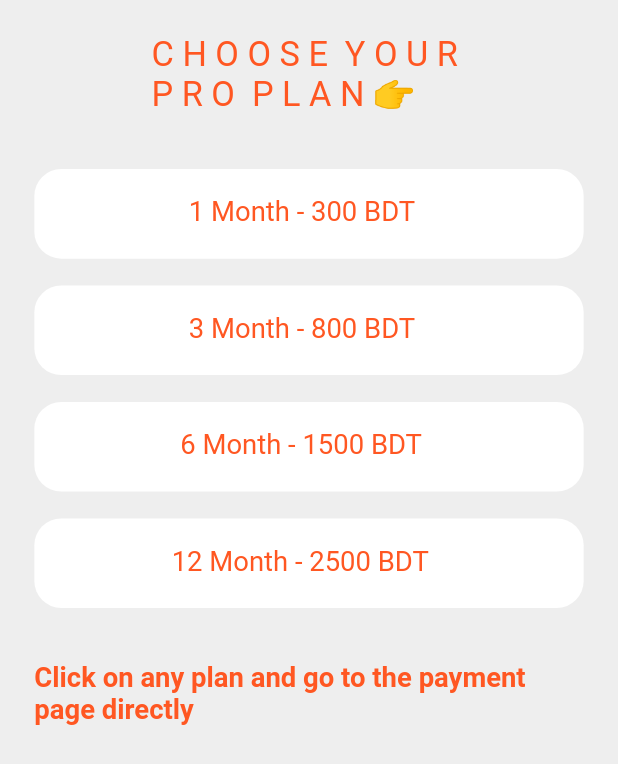
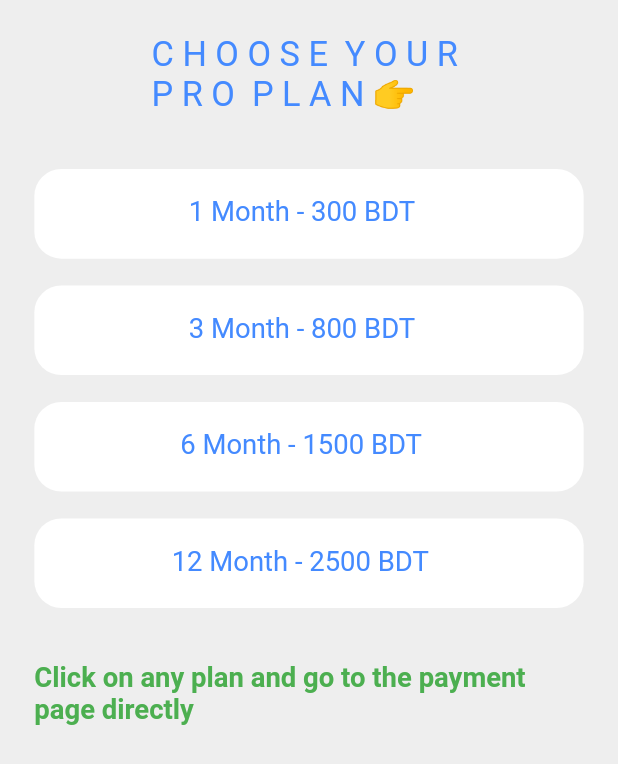
Before and after one commit to Md-Shadiuzzaman-Khan/Health-Tracker, a Flutter app: the Nav screen opened directly, item 4 of the bottom bar chosen, after a tap on "Be a Pro User", on a phone screen of 412 x 824 dp. Shown: the top 764 px of the screen. Run offline on Flutter 3.47's test engine with Material 2 defaults, Android fonts, the light colour scheme and no system bars; our stand-ins replace dot_navigation_bar, flutter_screenutil, flutter_svg, font_awesome_flutter, percent_indicator, smooth_page_indicator; network calls fail.

Commit message:
Initial commit

```diff
--- a/lib/main.dart
+++ b/lib/main.dart
@@ -9,7 +9,6 @@ void main() {
 class MyApp extends StatelessWidget {
   const MyApp({super.key});
 
-  // This widget is the root of your application.
   @override
   Widget build(BuildContext context) {
     return ScreenUtilInit(
--- a/lib/screens/daily_summary_screens/app_bar.dart
+++ b/lib/screens/daily_summary_screens/app_bar.dart
@@ -22,7 +22,7 @@ class DailySummaryDetailScreenAppBar extends StatelessWidget {
                 height: 40.w,
                 width: 40.w,
                 decoration: BoxDecoration(
-                    color: Colors.deepOrange,
+                    color: Colors.blueAccent,
                     borderRadius: BorderRadius.circular(15.w)
                 ),
                 child: Center(
--- a/lib/screens/main_pages/appbar.dart
+++ b/lib/screens/main_pages/appbar.dart
@@ -23,7 +23,7 @@ class HomeScreenAppBar extends StatelessWidget {
                 Text(
                   'Today',
                   style: TextStyle(
-                      color: Colors.deepOrange,
+                      color: Colors.blueAccent,
                       fontSize: 14.sp,
                       fontWeight: FontWeight.bold
                   ),
@@ -32,7 +32,7 @@ class HomeScreenAppBar extends StatelessWidget {
                 Text(
                   'Tue, 4 April',
                   style: TextStyle(
-                      color: Colors.deepOrange,
+                      color: Colors.blueAccent,
                       fontSize: 16.sp,
                       fontWeight: FontWeight.bold
                   ),
--- a/lib/screens/main_pages/bottom_bar.dart
+++ b/lib/screens/main_pages/bottom_bar.dart
@@ -37,7 +37,7 @@ class _NavState extends State < Nav > {
       bottomNavigationBar: DotNavigationBar(
         currentIndex: _currentIndex,
         onTap: changePage,
-        dotIndicatorColor: _currentIndex == 0 ? Colors.green : Colors.green,
+        dotIndicatorColor: _currentIndex == 0 ? Colors.deepOrange : Colors.deepOrange,
         borderRadius: 0,
         backgroundColor: Colors.white,
         enablePaddingAnimation: true,
@@ -49,7 +49,7 @@ class _NavState extends State < Nav > {
                 FontAwesomeIcons.house,
                 size: 20.sp,
               ),
-              selectedColor: Colors.deepOrange,
+              selectedColor: Colors.blueAccent,
               unselectedColor: Colors.grey
           ),
           DotNavigationBarItem(
@@ -57,7 +57,7 @@ class _NavState extends State < Nav > {
                 FontAwesomeIcons.chartLine,
                 size: 20.sp,
               ),
-              selectedColor: Colors.deepOrange,
+              selectedColor: Colors.blueAccent,
               unselectedColor: Colors.grey,
           ),
           DotNavigationBarItem(
@@ -65,7 +65,7 @@ class _NavState extends State < Nav > {
                 FontAwesomeIcons.productHunt,
                 size: 20.sp,
               ),
-              selectedColor: Colors.deepOrange,
+              selectedColor: Colors.blueAccent,
               unselectedColor: Colors.grey,
           ),
           DotNavigationBarItem(
@@ -73,7 +73,7 @@ class _NavState extends State < Nav > {
                 FontAwesomeIcons.user,
                 size: 20.sp,
               ),
-              selectedColor: Colors.deepOrange,
+              selectedColor: Colors.blueAccent,
               unselectedColor: Colors.grey,
           ),
         ],
--- a/lib/screens/main_pages/daily_calorie_stat.dart
+++ b/lib/screens/main_pages/daily_calorie_stat.dart
@@ -22,7 +22,7 @@ class DailyCalorieStat extends StatelessWidget {
                   FontAwesomeIcons.pizzaSlice,
                   color: Colors.deepOrange,
                 ),
-                progressColor: Colors.orange[900],
+                progressColor: Colors.blue[900],
                 value: 500,
                 progressPercent: 0.4
             ),
@@ -33,7 +33,7 @@ class DailyCalorieStat extends StatelessWidget {
                   FontAwesomeIcons.fire,
                   color: Colors.red,
                 ),
-                progressColor: Colors.red[900],
+                progressColor: Colors.blue[900],
                 value: 700,
                 progressPercent: 0.7
             ),
--- a/lib/screens/main_pages/daily_summary.dart
+++ b/lib/screens/main_pages/daily_summary.dart
@@ -22,7 +22,7 @@ class DailySummary extends StatelessWidget {
           child: Container(
             padding: EdgeInsets.all(18.w),
             decoration: BoxDecoration(
-              color: Colors.deepOrange,
+              color: Colors.blue[700],
               borderRadius: BorderRadius.circular(30.h),
             ),
             child: Row(
@@ -51,7 +51,7 @@ Widget _circleProgress() {
           child: CircularProgressIndicator(
             strokeWidth: 9.w,
             value: 0.6,
-            backgroundColor: Colors.orangeAccent,
+            backgroundColor: Colors.blue[300],
             valueColor: AlwaysStoppedAnimation < Color > (Colors.white),
           ),
         ),
@@ -63,12 +63,12 @@ Widget _circleProgress() {
             margin: EdgeInsets.all(13.w),
             decoration: BoxDecoration(
               shape: BoxShape.circle,
-              border: Border.all(color: Colors.orangeAccent, width: 9.w),
+              border: Border.all(color: Colors.blue, width: 9.w),
             ),
             child: Container(
               decoration: BoxDecoration(
                 shape: BoxShape.circle,
-                color: Colors.orange,
+                color: Colors.blue,
               ),
               child: Container(
                 margin: EdgeInsets.all(22.w),
@@ -147,7 +147,7 @@ Widget _macronutrientsTile({
           barRadius: Radius.circular(3.w),
           progressColor: Colors.white,
           padding: EdgeInsets.zero,
-          backgroundColor: Colors.orangeAccent,
+          backgroundColor: Colors.blue[300],
         ),
         Text(
           amountInGram!,
--- a/lib/screens/main_pages/dashboard.dart
+++ b/lib/screens/main_pages/dashboard.dart
@@ -37,7 +37,7 @@ class Dashboard extends StatelessWidget {
                       style: TextStyle(
                         fontSize: 16.sp,
                         fontWeight: FontWeight.bold,
-                        color: Colors.deepOrange
+                        color: Colors.blueAccent
                       ),
                     ),
                   ],
@@ -56,7 +56,7 @@ class Dashboard extends StatelessWidget {
                         style: TextStyle(
                         fontSize: 16.sp,
                         fontWeight: FontWeight.w400,
-                        color: Colors.deepOrange
+                        color: Colors.blueAccent
                     ),
                 ),
                   ),
@@ -75,7 +75,7 @@ class Dashboard extends StatelessWidget {
                       style: TextStyle(
                           fontSize: 16.sp,
                           fontWeight: FontWeight.w400,
-                          color: Colors.deepOrange
+                          color: Colors.blueAccent
                       ),
                     ),
                   ),
@@ -102,7 +102,7 @@ class Dashboard extends StatelessWidget {
                         style: TextStyle(
                             fontSize: 16.sp,
                             fontWeight: FontWeight.w400,
-                            color: Colors.deepOrange
+                            color: Colors.blueAccent
                         ),
                       ),
                     ),
@@ -122,7 +122,7 @@ class Dashboard extends StatelessWidget {
                       style: TextStyle(
                           fontSize: 16.sp,
                           fontWeight: FontWeight.w400,
-                          color: Colors.deepOrange
+                          color: Colors.blueAccent
                       ),
                     ),
                   ),
--- a/lib/screens/main_pages/meal_consumed.dart
+++ b/lib/screens/main_pages/meal_consumed.dart
@@ -45,7 +45,7 @@ class _MealConsumedState extends State<MealConsumed> {
                         child: CircularProgressIndicator(
                           strokeWidth: 5.w,
                           value: 0.6,
-                          backgroundColor: Colors.orangeAccent,
+                          backgroundColor: Colors.blue,
                           valueColor: AlwaysStoppedAnimation < Color > (Colors.green),
                         ),
                       ),
@@ -53,7 +53,7 @@ class _MealConsumedState extends State<MealConsumed> {
                       Text(
                         'Breakfast',
                         style: TextStyle(
-                          color: Colors.deepOrange,
+                          color: Colors.blueAccent,
                           fontWeight: FontWeight.bold,
                           fontSize: 16.sp,
                         ),
@@ -65,7 +65,7 @@ class _MealConsumedState extends State<MealConsumed> {
                       Text(
                         '400',
                         style: TextStyle(
-                          color: Colors.deepOrange,
+                          color: Colors.blueAccent,
                           fontWeight: FontWeight.bold,
                           fontSize: 16.sp,
                         ),
@@ -74,7 +74,7 @@ class _MealConsumedState extends State<MealConsumed> {
                       Text(
                         'kcal',
                         style: TextStyle(
-                          color: Colors.deepOrange,
+                          color: Colors.blueAccent,
                           fontWeight: FontWeight.bold,
                           fontSize: 12.sp,
                         ),
@@ -100,7 +100,7 @@ class _MealConsumedState extends State<MealConsumed> {
                           crossAxisAlignment: CrossAxisAlignment.center,
                           children: [
                             VerticalDivider(
-                              color: Colors.orange,
+                              color: Colors.blue,
                               thickness: 2,
                             ),
                             SizedBox(width: 15.w),
@@ -123,7 +123,7 @@ class _MealConsumedState extends State<MealConsumed> {
                                 Text(
                                   consumedFoods[index].foodName!,
                                   style: TextStyle(
-                                      color: Colors.deepOrange,
+                                      color: Colors.blueAccent,
                                       fontSize: 15.sp,
                                       fontWeight: FontWeight.bold
                                   ),
@@ -132,7 +132,7 @@ class _MealConsumedState extends State<MealConsumed> {
                                 Text(
                                   consumedFoods[index].consumedAmount!,
                                   style: TextStyle(
-                                    color: Colors.deepOrange,
+                                    color: Colors.blueAccent,
                                     fontWeight: FontWeight.bold,
                                     fontSize: 12.sp,
                                   ),
--- a/lib/screens/main_pages/pro_diet.dart
+++ b/lib/screens/main_pages/pro_diet.dart
@@ -23,7 +23,7 @@ class ProDiet extends StatelessWidget {
                         style: TextStyle(
                             fontSize: 20.sp,
                             fontWeight: FontWeight.w400,
-                            color: Colors.deepOrange
+                            color: Colors.blueAccent
                         ),
                       ),
                       SizedBox(height: 30.h,),
@@ -40,7 +40,7 @@ class ProDiet extends StatelessWidget {
                             style: TextStyle(
                                 fontSize: 16.sp,
                                 fontWeight: FontWeight.w400,
-                                color: Colors.deepOrange,
+                                color: Colors.blueAccent,
                             ),
                           ),
                         ),
@@ -59,7 +59,7 @@ class ProDiet extends StatelessWidget {
                             style: TextStyle(
                                 fontSize: 16.sp,
                                 fontWeight: FontWeight.w400,
-                                color: Colors.deepOrange,
+                                color: Colors.blueAccent,
                             ),
                           ),
                         ),
@@ -78,7 +78,7 @@ class ProDiet extends StatelessWidget {
                             style: TextStyle(
                                 fontSize: 16.sp,
                                 fontWeight: FontWeight.w400,
-                                color: Colors.deepOrange
+                                color: Colors.blueAccent
                             ),
                           ),
                         ),
@@ -97,7 +97,7 @@ class ProDiet extends StatelessWidget {
                             style: TextStyle(
                                 fontSize: 16.sp,
                                 fontWeight: FontWeight.w400,
-                                color: Colors.deepOrange
+                                color: Colors.blueAccent
                             ),
                           ),
                         ),
@@ -108,7 +108,7 @@ class ProDiet extends StatelessWidget {
                           style: TextStyle(
                               fontSize: 16.sp,
                               fontWeight: FontWeight.bold,
-                              color: Colors.deepOrange
+                              color: Colors.green
                           ),
                         ),
                       ),
--- a/lib/screens/welcome pages/welcome_screen.dart
+++ b/lib/screens/welcome pages/welcome_screen.dart
@@ -38,7 +38,7 @@ class WelcomeScreens extends StatelessWidget {
             controller: _controller,
             count: 3,
             effect: JumpingDotEffect(
-              activeDotColor: Colors.deepOrange,
+              activeDotColor: Colors.blueAccent,
               dotColor: Colors.grey,
               dotHeight: 20.w,
               dotWidth: 20.w,
@@ -59,7 +59,7 @@ class WelcomeScreens extends StatelessWidget {
             ),
           );
         },
-        backgroundColor: Colors.deepOrange,
+        backgroundColor: Colors.blueAccent,
         child: Icon(Icons.arrow_forward_rounded),
       ),
     );
--- a/lib/utils/stat_tile.dart
+++ b/lib/utils/stat_tile.dart
@@ -25,7 +25,7 @@ Widget statisticsTile({ Color ? progressColor, String ? title, FaIcon ? icon, do
               Text(
                 title!,
                 style: TextStyle(
-                    color: Colors.deepOrange,
+                    color: Colors.blueAccent,
                     fontWeight: FontWeight.bold,
                     fontSize: 18.sp
                 ),
@@ -46,7 +46,7 @@ Widget statisticsTile({ Color ? progressColor, String ? title, FaIcon ? icon, do
                   barRadius: Radius.circular(3.w),
                   progressColor: progressColor!,
                   padding: EdgeInsets.zero,
-                  backgroundColor: Colors.orangeAccent,
+                  backgroundColor: Colors.blue,
                 ),
               ),
               SizedBox(width: 20.w),
@@ -56,7 +56,7 @@ Widget statisticsTile({ Color ? progressColor, String ? title, FaIcon ? icon, do
                   Text(
                     value.toString(),
                     style: TextStyle(
-                        color: Colors.deepOrange,
+                        color: Colors.blueAccent,
                         fontSize: 20.sp,
                         fontWeight: FontWeight.bold
                     ),
@@ -65,7 +65,7 @@ Widget statisticsTile({ Color ? progressColor, String ? title, FaIcon ? icon, do
                   Text(
                     unitName ?? 'kcal',
                     style: TextStyle(
-                      color: Colors.deepOrange,
+                      color: Colors.blueAccent,
                       fontSize: 12.sp,
                     ),
                   ),
--- a/lib/widgets/appbar.dart
+++ b/lib/widgets/appbar.dart
@@ -27,7 +27,7 @@ class AddFoodScreenAppBar extends StatelessWidget {
                     height: 50.w,
                     width: 50.w,
                     decoration: BoxDecoration(
-                        color: Colors.deepOrange,
+                        color: Colors.blueAccent,
                         borderRadius: BorderRadius.circular(15.w)
                     ),
                     child: Center(
@@ -45,7 +45,7 @@ class AddFoodScreenAppBar extends StatelessWidget {
         Text(
           'Add new food',
           style: TextStyle(
-              color: Colors.deepOrange,
+              color: Colors.blueAccent,
               fontSize: 18.sp,
               fontWeight: FontWeight.bold
           ),
@@ -63,7 +63,7 @@ class AddFoodScreenAppBar extends StatelessWidget {
                     height: 50.w,
                     width: 50.w,
                     decoration: BoxDecoration(
-                        color: Colors.deepOrange,
+                        color: Colors.blueAccent,
                         borderRadius: BorderRadius.circular(15.w)
                     ),
                     child: Center(
--- a/pubspec.yaml
+++ b/pubspec.yaml
@@ -44,7 +44,6 @@ dependencies:
   flutter_svg: ^2.0.4
   dot_navigation_bar: ^1.0.1+4
   http: ^0.13.5
-
 
 dev_dependencies:
   flutter_test:
```
Also changed, not shown: lib/models/loginmodel.dart (deleted, +0 -17 lines), lib/screens/login_Reg/login.dart (+57 -24 lines), lib/screens/login_Reg/registration.dart (+66 -15 lines), lib/screens/main_pages/free_diet.dart (+2 -7 lines), lib/utils/meal_consumed_tile.dart (+6 -6 lines), lib/widgets/calorie_stat.dart (+4 -4 lines), lib/widgets/change_amount.dart (+4 -4 lines), 3 other files.
